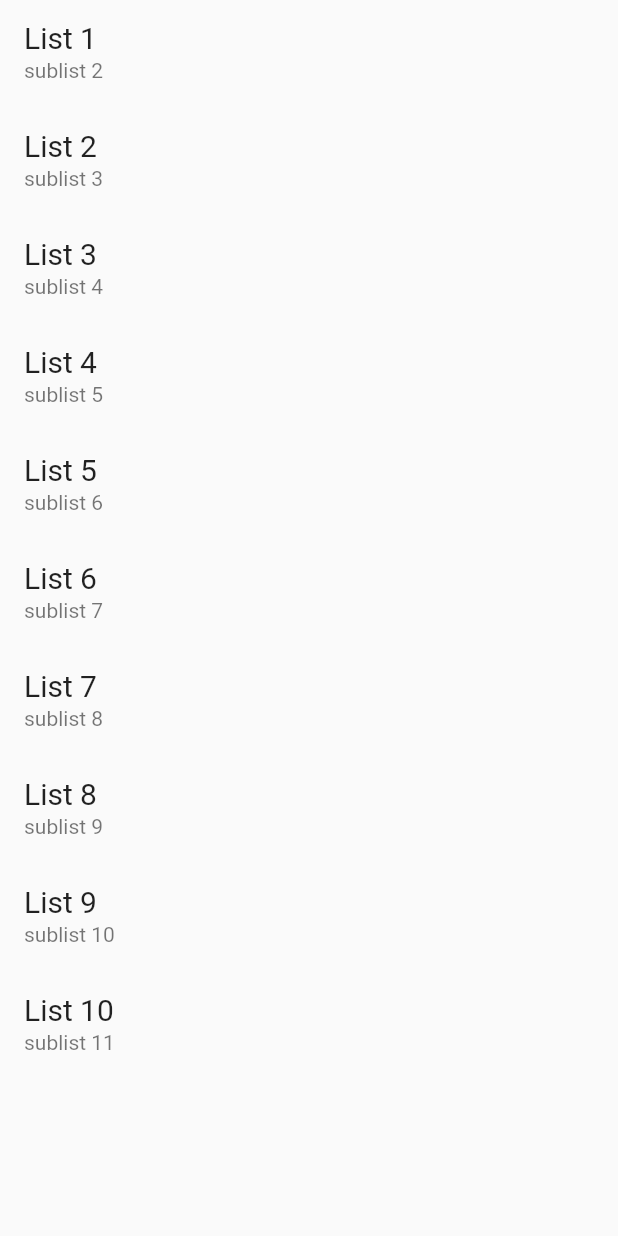
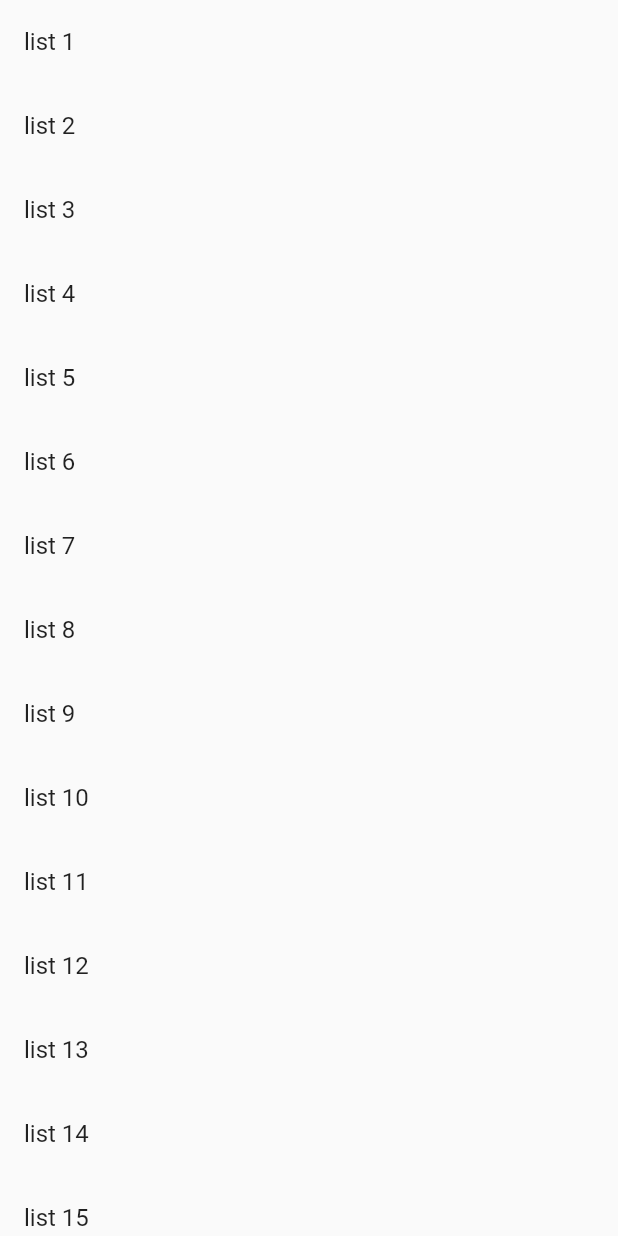
Before and after one commit to poramatw/flutter_practice, a Flutter app: the screen it shows after launch, on a phone screen of 412 x 824 dp. Run offline on Flutter 3.47's test engine with Material 2 defaults, Android fonts, the phone set to English and light mode, and no system bars.

Commit message:
ListView.builder(Builder context, int index){

```diff
--- a/lib/main.dart
+++ b/lib/main.dart
@@ -27,31 +27,17 @@ class Fluttful extends StatefulWidget {
 }
 
 class _FluttfulState extends State<Fluttful> {
-  int number = 0;
+  int number = 20;
 
   @override
   Widget build(BuildContext context) {
     return Scaffold(
-      body: Center(
-        child: ListView(
-          children: getData(10),
-        ),
-      ),
-    );
-  }
-
-  List<Widget> getData(int count) {
-    List<Widget> data = [];
-    for (var i = 0; i < count; i++) {
-      var menu = ListTile(
-        title: Text(
-          "List ${i + 1}",
-          style: TextStyle(fontSize: 20),
-        ),
-        subtitle: Text("sublist ${i + 2}"),
-      );
-      data.add(menu);
-    }
-    return data;
+        body: ListView.builder(
+            itemCount: number,
+            itemBuilder: (BuildContext context, index) {
+              return ListTile(
+                title: Text("list ${index + 1}"),
+              );
+            }));
   }
 }
```
